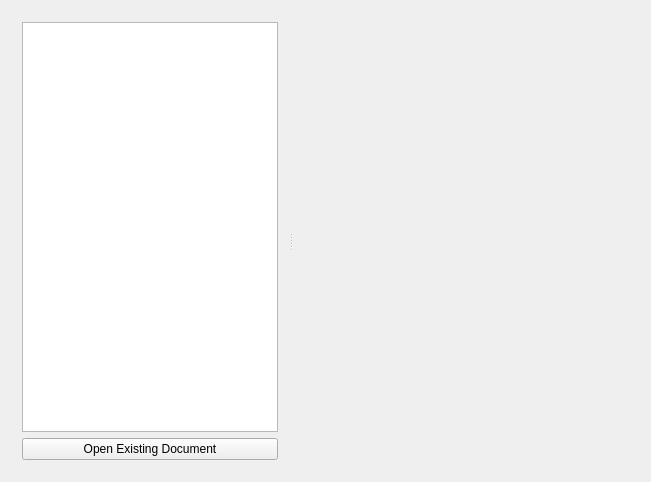
KDE/krita, file libs/main/KoOpenPaneBase.ui: the form before one commit.
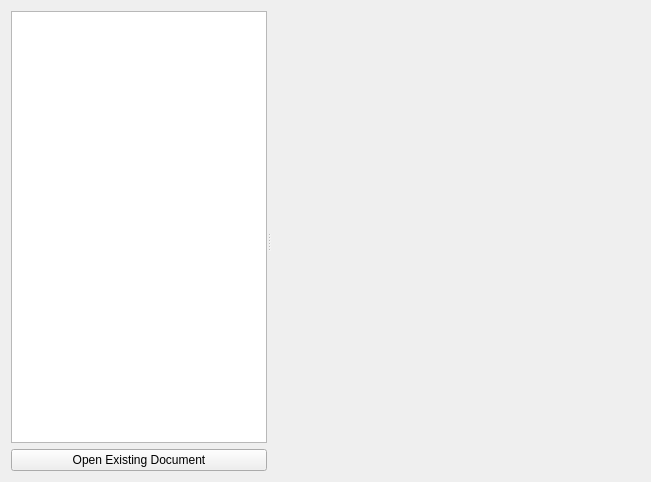
The form after the commit.

Commit message: Drop deprecated KDialog::spacingHint & KDialog::marginHint from UI files

What changed in the file:
```diff
--- a/libs/main/KoOpenPaneBase.ui
+++ b/libs/main/KoOpenPaneBase.ui
@@ -76,8 +76,6 @@
    </item>
   </layout>
  </widget>
- <layoutdefault spacing="6" margin="11"/>
- <layoutfunction spacing="KDialog::spacingHint" margin="KDialog::marginHint"/>
  <resources/>
  <connections/>
 </ui>
```
The commit also changes 3 other files.
